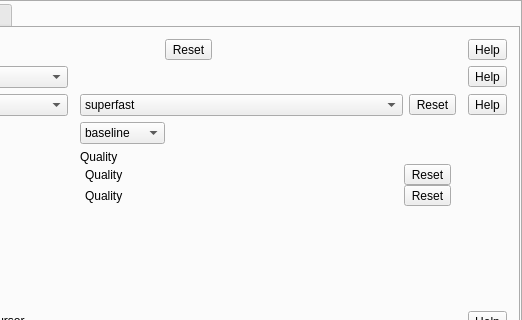
Qt form src/formMainWindow.ui (vkohaupt/vokoscreenNG) before a commit; both pictures show x 188 to 710 and y 0 to 320 of the 710 by 428 pixel window.
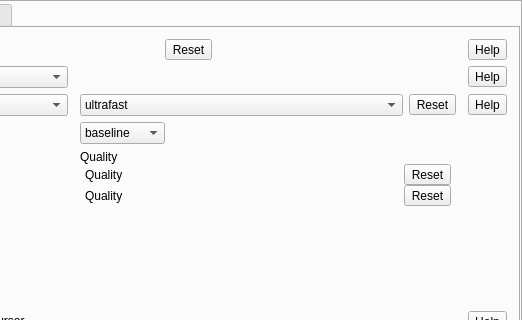
The same form after that commit. The open tabs and pages were chosen to show the change. Icons and pictures are not drawn.

Commit message: x264: unneeded presets removed

The edit to the form file:
```diff
--- a/src/formMainWindow.ui
+++ b/src/formMainWindow.ui
@@ -720,10 +720,10 @@
                           <item>
                            <widget class="QComboBox" name="comboBoxx264Preset">
                             <property name="currentText">
-                             <string notr="true">superfast</string>
+                             <string notr="true">ultrafast</string>
                             </property>
                             <property name="currentIndex">
-                             <number>1</number>
+                             <number>0</number>
                             </property>
                             <item>
                              <property name="text">
```
Left out of the diff: 20 changed lines with no effect on the pictures.
